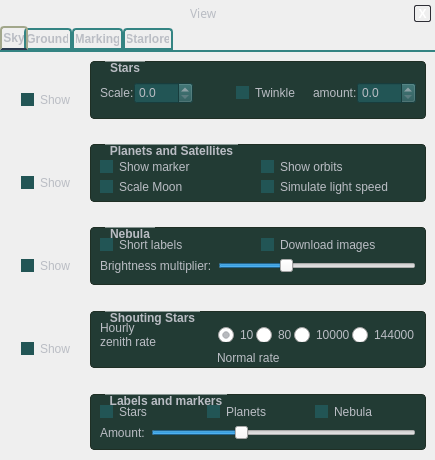
This is src/gui/viewDialog.ui in 519984307/stellarium_src as Qt 5 draws it before an edit. The edited form follows.
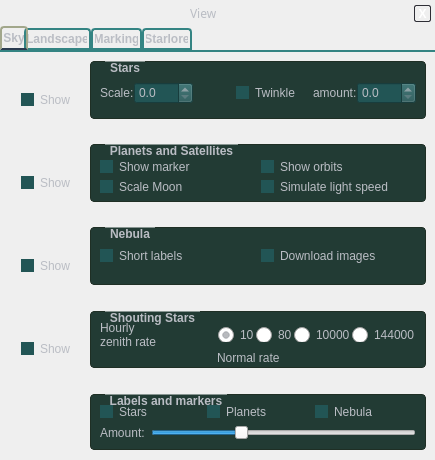
This is the edited form. The open tabs and pages were chosen to show the change. Icons and pictures are not drawn. Custom widgets are drawn as their Qt base class.

Commit message: Avoid generating useless moc files for compiler ui.

The edit to the form file:
```diff
--- a/src/gui/viewDialog.ui
+++ b/src/gui/viewDialog.ui
@@ -471,7 +471,19 @@
       <property name="margin" >
        <number>0</number>
       </property>
-      <property name="spacing" >
+      <property name="topMargin" >
+       <number>0</number>
+      </property>
+      <property name="rightMargin" >
+       <number>0</number>
+      </property>
+      <property name="bottomMargin" >
+       <number>0</number>
+      </property>
+      <property name="horizontalSpacing" >
+       <number>0</number>
+      </property>
+      <property name="verticalSpacing" >
        <number>0</number>
       </property>
       <item row="0" column="0" >
@@ -486,14 +498,6 @@
          <number>0</number>
         </property>
         <widget class="QWidget" name="tabSky" >
-         <property name="geometry" >
-          <rect>
-           <x>0</x>
-           <y>0</y>
-           <width>435</width>
-           <height>406</height>
-          </rect>
-         </property>
          <attribute name="title" >
           <string>Sky</string>
          </attribute>
@@ -1026,27 +1030,6 @@
                </property>
               </widget>
              </item>
-             <item row="1" column="0" colspan="2" >
-              <layout class="QHBoxLayout" >
-               <item>
-                <widget class="QLabel" name="label_7" >
-                 <property name="text" >
-                  <string>Brightness multiplier:</string>
-                 </property>
-                </widget>
-               </item>
-               <item>
-                <widget class="QSlider" name="nebulaBrightnessMultiplierHorizontalSlider" >
-                 <property name="value" >
-                  <number>33</number>
-                 </property>
-                 <property name="orientation" >
-                  <enum>Qt::Horizontal</enum>
-                 </property>
-                </widget>
-               </item>
-              </layout>
-             </item>
             </layout>
            </widget>
           </item>
@@ -1393,7 +1376,7 @@
           </rect>
          </property>
          <attribute name="title" >
-          <string>Ground</string>
+          <string>Landscape</string>
          </attribute>
          <widget class="QWidget" name="layoutWidget_6" >
           <property name="geometry" >
```
Left out of the diff: 112 changed lines with no effect on the pictures. The commit also changes 1 other file.
